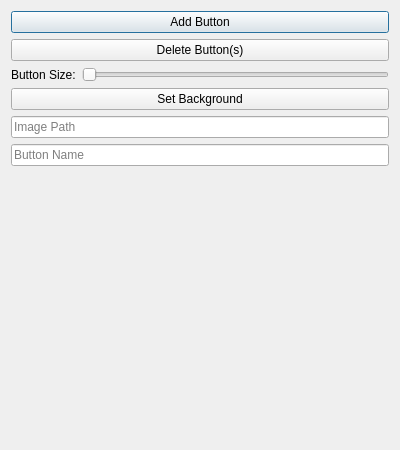
First picture: the form in RetroArchOverlayEditor/overlayfunctions.ui, repository meepingsnesroms/RetroArchOverlayEditor, before the edit.
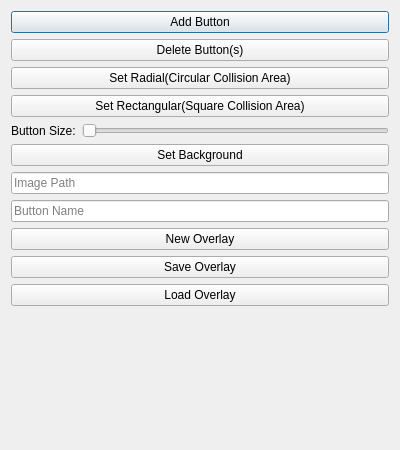
Second picture: the form after the edit.

Commit message: Add radial option

What changed in the file:
```diff
--- a/RetroArchOverlayEditor/overlayfunctions.ui
+++ b/RetroArchOverlayEditor/overlayfunctions.ui
@@ -10,6 +10,12 @@
     <height>450</height>
    </rect>
   </property>
+  <property name="sizePolicy">
+   <sizepolicy hsizetype="Preferred" vsizetype="Preferred">
+    <horstretch>0</horstretch>
+    <verstretch>0</verstretch>
+   </sizepolicy>
+  </property>
   <property name="windowTitle">
    <string>OverlayFunctions</string>
   </property>
@@ -28,6 +34,20 @@
      </property>
     </widget>
    </item>
+   <item>
+    <widget class="QPushButton" name="buttonSetRadial">
+     <property name="text">
+      <string>Set Radial(Circular Collision Area)</string>
+     </property>
+    </widget>
+   </item>
+   <item>
+    <widget class="QPushButton" name="buttonSetRectangular">
+     <property name="text">
+      <string>Set Rectangular(Square Collision Area)</string>
+     </property>
+    </widget>
+   </item>
    <item>
     <layout class="QHBoxLayout" name="buttonSizeContainer">
      <item>
@@ -73,6 +93,27 @@
      </property>
     </widget>
    </item>
+   <item>
+    <widget class="QPushButton" name="newOverlay">
+     <property name="text">
+      <string>New Overlay</string>
+     </property>
+    </widget>
+   </item>
+   <item>
+    <widget class="QPushButton" name="saveOverlay">
+     <property name="text">
+      <string>Save Overlay</string>
+     </property>
+    </widget>
+   </item>
+   <item>
+    <widget class="QPushButton" name="loadOverlay">
+     <property name="text">
+      <string>Load Overlay</string>
+     </property>
+    </widget>
+   </item>
    <item>
     <spacer name="verticalSpacer">
      <property name="orientation">
```
The commit also changes 6 other files.
